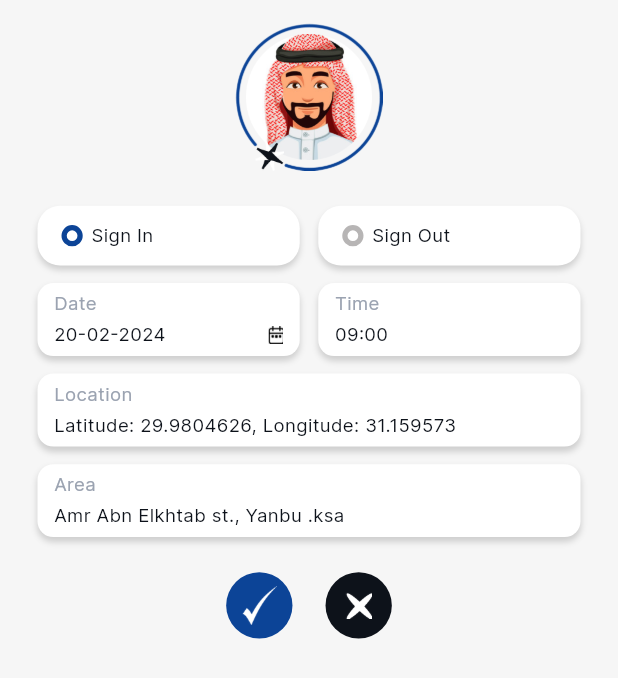
After one commit to ihebbenhamada/hr_request, a Flutter app: the SignInOutDetailsScreen screen opened by its route, on a phone screen of 412 x 824 dp. The commit adds this screen. Shown: the top 678 px of the screen. Run offline on Flutter 3.47's test engine with Material 3 defaults, Android fonts, the phone set to English and light mode, and no system bars; our stand-ins replace carousel_slider, curved_navigation_bar, dio, file_picker, fl_chart, flutter_easyloading and 8 more; missing offline and left inert: syncfusion_flutter_core; accounts and stored records are empty; statements that could not run were skipped.

Commit message:
add sign in out page

```diff
--- /dev/null
+++ b/lib/app/sign-in-out/main/controllers/sign_in_out_controller.dart
@@ -0,0 +1,123 @@
+import 'package:flutter/animation.dart';
+import 'package:get/get.dart';
+import 'package:request_hr/app/sign-in-out/sign-in-out-details/screens/sign_in_out_details_screen.dart';
+
+import '../../../../../../config/controllerConfig/base_controller.dart';
+import '../services/sign_in_out_service.dart';
+
+class SignInOutController extends BaseController {
+  /// SERVICES
+  final SignInOutService _signInOutService = SignInOutService();
+
+  /// CONTROLLERS
+
+  /// VARIABLES
+  final List<Map<String, dynamic>> signInOutList = [
+    {
+      'employee_name': 'Mohamed Ahmed ismail',
+      'work_place': 'project Manager',
+      'type': 0,
+      'date': '13-2-2024',
+      'tome': '09:00',
+    },
+    {
+      'employee_name': 'Mohamed Ahmed ismail',
+      'work_place': 'project Manager',
+      'type': 1,
+      'date': '13-2-2024',
+      'tome': '09:00',
+    },
+    {
+      'employee_name': 'Mohamed Ahmed ismail',
+      'work_place': 'project Manager',
+      'type': 0,
+      'date': '13-2-2024',
+      'tome': '09:00',
+    },
+    {
+      'employee_name': 'Mohamed Ahmed ismail',
+      'work_place': 'project Manager',
+      'type': 1,
+      'date': '13-2-2024',
+      'tome': '09:00',
+    },
+    {
+      'employee_name': 'Mohamed Ahmed ismail',
+      'work_place': 'project Manager',
+      'type': 0,
+      'date': '13-2-2024',
+      'tome': '09:00',
+    },
+    {
+      'employee_name': 'Mohamed Ahmed ismail',
+      'work_place': 'project Manager',
+      'type': 1,
+      'date': '13-2-2024',
+      'tome': '09:00',
+    },
+    {
+      'employee_name': 'Mohamed Ahmed ismail',
+      'work_place': 'project Manager',
+      'type': 0,
+      'date': '13-2-2024',
+      'tome': '09:00',
+    },
+    {
+      'employee_name': 'Mohamed Ahmed ismail',
+      'work_place': 'project Manager',
+      'type': 1,
+      'date': '13-2-2024',
+      'tome': '09:00',
+    },
+    {
+      'employee_name': 'Mohamed Ahmed ismail',
+      'work_place': 'project Manager',
+      'type': 0,
+      'date': '13-2-2024',
+      'tome': '09:00',
+    },
+    {
+      'employee_name': 'Mohamed Ahmed ismail',
+      'work_place': 'project Manager',
+      'type': 1,
+      'date': '13-2-2024',
+      'tome': '09:00',
+    },
+  ];
+
+  /// VALIDATION
+
+  /// SCREEN LIFE CYCLE
+  @override
+  void onInit() {
+    initValues();
+    super.onInit();
+  }
+
+  @override
+  void dispose() {
+    super.dispose();
+  }
+
+  /// INITIALISATION
+  void initValues() {}
+
+  /// FUNCTIONS
+  onClickSignInOutItem() {
+    Get.to(
+      () => SignInOutDetailsScreen(),
+      transition: Transition.leftToRight,
+      curve: Curves.ease,
+      duration: const Duration(milliseconds: 500),
+    );
+  }
+
+  onClickCreateSignInOut() {
+    Get.to(
+      () => SignInOutDetailsScreen(),
+      transition: Transition.leftToRight,
+      curve: Curves.ease,
+      duration: const Duration(milliseconds: 500),
+    );
+  }
+}
--- /dev/null
+++ b/lib/app/sign-in-out/main/services/sign_in_out_service.dart
@@ -0,0 +1 @@
+class SignInOutService {}
--- /dev/null
+++ b/lib/app/sign-in-out/sign-in-out-details/screens/sign_in_out_details_screen.dart
@@ -0,0 +1,236 @@
+import 'package:flutter/material.dart';
+import 'package:flutter_screenutil/flutter_screenutil.dart';
+import 'package:get/get.dart';
+import 'package:intl/intl.dart';
+import 'package:request_hr/app/sign-in-out/sign-in-out-details/controllers/sign_in_out_details_controller.dart';
+import 'package:request_hr/config/image_urls/image_urls.dart';
+import 'package:request_hr/widgets/avatar-circle/avatar_circle.dart';
+import 'package:request_hr/widgets/input/input_form.dart';
+
+import '../../../../../../config/colors/colors.dart';
+
+class SignInOutDetailsScreen extends StatelessWidget {
+  final _signInOutDetailsController = Get.put(SignInOutDetailsController());
+  SignInOutDetailsScreen({super.key});
+  @override
+  Widget build(BuildContext context) {
+    return Scaffold(
+      backgroundColor: AppColors.gray2,
+      body: Padding(
+        padding: const EdgeInsets.symmetric(horizontal: 25.0),
+        child: SingleChildScrollView(
+          child: Column(
+            children: [
+              (MediaQuery.of(context).viewPadding.top + 20).h.verticalSpace,
+              Center(
+                child: AvatarCircle(
+                  image: AppImages.profile,
+                  icon: AppImages.innTechDark,
+                  size: 111.h,
+                  iconSize: 22.h,
+                  imageSize: 95.h,
+                  left: 13,
+                ),
+              ),
+              30.h.verticalSpace,
+              Obx(
+                () => Row(
+                  mainAxisAlignment: MainAxisAlignment.spaceBetween,
+                  children: [
+                    GestureDetector(
+                      onTap: () => _signInOutDetailsController.onSelectType(0),
+                      child: Container(
+                        height: 45.h,
+                        width: MediaQuery.of(context).size.width * 0.485 - 25.0,
+                        padding: const EdgeInsets.symmetric(horizontal: 16),
+                        decoration: BoxDecoration(
+                          color: AppColors.white,
+                          borderRadius: BorderRadius.circular(15),
+                          boxShadow: const [
+                            BoxShadow(
+                              color: Color(0x29000000),
+                              blurRadius: 3,
+                              offset: Offset(0, 3),
+                              spreadRadius: 0,
+                            )
+                          ],
+                        ),
+                        child: Row(
+                          crossAxisAlignment: CrossAxisAlignment.center,
+                          mainAxisAlignment: MainAxisAlignment.start,
+                          children: [
+                            Container(
+                              height: 16.h,
+                              width: 16.h,
+                              decoration: ShapeDecoration(
+                                color: AppColors.white,
+                                shape: OvalBorder(
+                                  side: BorderSide(
+                                    color: _signInOutDetailsController
+                                                .selectedType.value ==
+                                            0
+                                        ? AppColors.primary
+                                        : AppColors.gray13,
+                                    width: 3.5,
+                                  ),
+                                ),
+                              ),
+                            ),
+                            6.horizontalSpace,
+                            Text(
+                              'Sign In',
+                              style: TextStyle(
+                                fontSize: 14.sp,
+                                color: AppColors.blueDark,
+                              ),
+                            ),
+                          ],
+                        ),
+                      ),
+                    ),
+                    GestureDetector(
+                      onTap: () => _signInOutDetailsController.onSelectType(01),
+                      child: Container(
+                        height: 45.h,
+                        width: MediaQuery.of(context).size.width * 0.485 - 25.0,
+                        padding: const EdgeInsets.symmetric(horizontal: 16),
+                        decoration: BoxDecoration(
+                          color: AppColors.white,
+                          borderRadius: BorderRadius.circular(15),
+                          boxShadow: const [
+                            BoxShadow(
+                              color: Color(0x29000000),
+                              blurRadius: 3,
+                              offset: Offset(0, 3),
+                              spreadRadius: 0,
+                            )
+                          ],
+                        ),
+                        child: Row(
+                          crossAxisAlignment: CrossAxisAlignment.center,
+                          mainAxisAlignment: MainAxisAlignment.start,
+                          children: [
+                            Container(
+                              height: 16.h,
+                              width: 16.h,
+                              decoration: ShapeDecoration(
+                                color: AppColors.white,
+                                shape: OvalBorder(
+                                  side: BorderSide(
+                                    color: _signInOutDetailsController
+                                                .selectedType.value ==
+                                            1
+                                        ? AppColors.primary
+                                        : AppColors.gray13,
+                                    width: 3.5,
+                                  ),
+                                ),
+                              ),
+                            ),
+                            6.horizontalSpace,
+                            Text(
+                              'Sign Out',
+                              style: TextStyle(
+                                fontSize: 14.sp,
+                                color: AppColors.blueDark,
+                              ),
+                            ),
+                          ],
+                        ),
+                      ),
+                    ),
+                  ],
+                ),
+              ),
+              15.h.verticalSpace,
+              Row(
+                mainAxisAlignment: MainAxisAlignment.spaceBetween,
+                children: [
+                  Obx(
+                    () => InputForm(
+                      height: 55.h,
+                      width: MediaQuery.of(context).size.width * 0.485 - 25.0,
+                      title: 'Date',
+                      inputType: 'date',
+                      text: DateFormat('dd-MM-yyyy')
+                          .format(_signInOutDetailsController.signDate.value),
+                      onSelectDate: () =>
+                          _signInOutDetailsController.selectDate(context),
+                    ),
+                  ),
+                  10.h.verticalSpace,
+                  InputForm(
+                    height: 55.h,
+                    width: MediaQuery.of(context).size.width * 0.485 - 25.0,
+                    title: 'Time',
+                    inputType: 'text',
+                    text: '09:00',
+                  ),
+                ],
+              ),
+              15.h.verticalSpace,
+              InputForm(
+                height: 55.h,
+                width: double.infinity,
+                title: 'Location',
+                inputType: 'text',
+                text: 'Latitude: 29.9804626, Longitude: 31.159573',
+              ),
+              15.h.verticalSpace,
+              InputForm(
+                height: 55.h,
+                width: double.infinity,
+                title: 'Area',
+                inputType: 'text',
+                text: 'Amr Abn Elkhtab st., Yanbu .ksa',
+              ),
+              30.h.verticalSpace,
+              Row(
+                mainAxisAlignment: MainAxisAlignment.center,
+                children: [
+                  GestureDetector(
+                    onTap: _signInOutDetailsController.onClickSubmit,
+                    child: Container(
+                      height: 50.h,
+                      width: 50.h,
+                      decoration: const ShapeDecoration(
+                        color: AppColors.primary,
+                        shape: OvalBorder(),
+                      ),
+                      child: Center(
+                        child: Image.asset(
+                          AppImages.tick,
+                          color: AppColors.white,
+                          height: 30.h,
+                        ),
+                      ),
+                    ),
+                  ),
+                  23.horizontalSpace,
+                  GestureDetector(
+                    onTap: _signInOutDetailsController.onClickBack,
+                    child: Container(
+                      height: 50.h,
+                      width: 50.h,
+                      decoration: const ShapeDecoration(
+                        color: AppColors.blueDark,
+                        shape: OvalBorder(),
+                      ),
+                      child: Center(
+                        child: Image.asset(
+                          AppImages.x,
+                          color: AppColors.white,
+                          height: 20.h,
+                        ),
+                      ),
+                    ),
+                  ),
+                ],
+              ),
+            ],
+          ),
+        ),
+      ),
+    );
+  }
+}
--- /dev/null
+++ b/lib/app/sign-in-out/sign-in-out-details/services/sign_in_out_details_service.dart
@@ -0,0 +1 @@
+class SignInOutDetailsService {}
--- a/lib/config/binding/binding.dart
+++ b/lib/config/binding/binding.dart
@@ -29,6 +29,8 @@ import 'package:request_hr/app/notification/controllers/notifications_controller
 import 'package:request_hr/app/punishments/main/controllers/punishments_controller.dart';
 import 'package:request_hr/app/punishments/punishments-details/controllers/punishments_details_controller.dart';
 import 'package:request_hr/app/purchase/main/controllers/purchase_controller.dart';
+import 'package:request_hr/app/sign-in-out/main/controllers/sign_in_out_controller.dart';
+import 'package:request_hr/app/sign-in-out/sign-in-out-details/controllers/sign_in_out_details_controller.dart';
 import 'package:request_hr/app/ticket/main/controllers/ticket_controller.dart';
 import 'package:request_hr/app/ticket/ticket-details/controllers/ticket_details_controller.dart';
 
@@ -71,5 +73,7 @@ class Binding extends Bindings {
     Get.lazyPut(() => PunishmentsDetailsController());
     Get.lazyPut(() => CustodyController());
     Get.lazyPut(() => CustodyDetailsController());
+    Get.lazyPut(() => SignInOutController());
+    Get.lazyPut(() => SignInOutDetailsController());
   }
 }
--- a/lib/config/colors/colors.dart
+++ b/lib/config/colors/colors.dart
@@ -26,6 +26,7 @@ class AppColors {
   static const Color gray10 = Color(0xff353D4A);
   static const Color gray11 = Color(0xffEAEAEA);
   static const Color gray12 = Color(0xffCBCBCB);
+  static const Color gray13 = Color(0xffB7B5B5);
 
   static const Color black = Colors.black;
   static const Color white = Colors.white;
--- a/lib/routes/app_bindings.dart
+++ b/lib/routes/app_bindings.dart
@@ -29,6 +29,8 @@ import 'package:request_hr/app/punishments/main/controllers/punishments_controll
 import 'package:request_hr/app/punishments/punishments-details/controllers/punishments_details_controller.dart';
 import 'package:request_hr/app/purchase/main/controllers/purchase_controller.dart';
 import 'package:request_hr/app/purchase/purchase-details/controllers/purchase_details_controller.dart';
+import 'package:request_hr/app/sign-in-out/main/controllers/sign_in_out_controller.dart';
+import 'package:request_hr/app/sign-in-out/sign-in-out-details/controllers/sign_in_out_details_controller.dart';
 import 'package:request_hr/app/ticket/main/controllers/ticket_controller.dart';
 import 'package:request_hr/app/ticket/ticket-details/controllers/ticket_details_controller.dart';
 
@@ -273,3 +275,17 @@ class CustodyDetailsPageBindings extends Bindings {
     Get.lazyPut<CustodyDetailsController>(() => CustodyDetailsController());
   }
 }
+
+class SignInOutPageBindings extends Bindings {
+  @override
+  void dependencies() {
+    Get.lazyPut<SignInOutController>(() => SignInOutController());
+  }
+}
+
+class SignInOutDetailsPageBindings extends Bindings {
+  @override
+  void dependencies() {
+    Get.lazyPut<SignInOutDetailsController>(() => SignInOutDetailsController());
+  }
+}
--- a/lib/routes/app_pages.dart
+++ b/lib/routes/app_pages.dart
@@ -25,6 +25,8 @@ import 'package:request_hr/app/punishments/main/screens/punishments_screen.dart'
 import 'package:request_hr/app/punishments/punishments-details/screens/punishments_details_screen.dart';
 import 'package:request_hr/app/purchase/main/screens/purchase_screen.dart';
 import 'package:request_hr/app/purchase/purchase-details/screens/purchase_details_screen.dart';
+import 'package:request_hr/app/sign-in-out/main/screens/sign_in_out_screen.dart';
+import 'package:request_hr/app/sign-in-out/sign-in-out-details/screens/sign_in_out_details_screen.dart';
 import 'package:request_hr/app/ticket/main/screens/ticket_screen.dart';
 import 'package:request_hr/app/ticket/ticket-details/screens/ticket_details_screen.dart';
 
@@ -188,5 +190,15 @@ class AppPages {
       page: () => CustodyDetailsScreen(),
       binding: CustodyDetailsPageBindings(),
     ),
+    GetPage(
+      name: AppRoutes.signInOut,
+      page: () => SignInOutScreen(),
+      binding: SignInOutPageBindings(),
+    ),
+    GetPage(
+      name: AppRoutes.signInOutDetails,
+      page: () => SignInOutDetailsScreen(),
+      binding: SignInOutDetailsPageBindings(),
+    ),
   ];
 }
--- a/lib/routes/app_routes.dart
+++ b/lib/routes/app_routes.dart
@@ -38,4 +38,6 @@ class AppRoutes {
   static const String purchaseDetails = '/purchaseDetails';
   static const String custody = '/custody';
   static const String custodyDetails = '/custodyDetails';
+  static const String signInOut = '/signInOut';
+  static const String signInOutDetails = '/signInOutDetails';
 }
```
Also changed, not shown: lib/app/dashboard/main/controller/dashboard-controller.dart (+8 -1 lines), lib/app/sign-in-out/main/screens/sign_in_out_screen.dart (added, +98 -0 lines), lib/app/sign-in-out/sign-in-out-details/controllers/sign_in_out_details_controller.dart (added, +80 -0 lines), lib/widgets/sign-in-out-grid-item/sign_in_out_grid_item.dart (added, +112 -0 lines).
